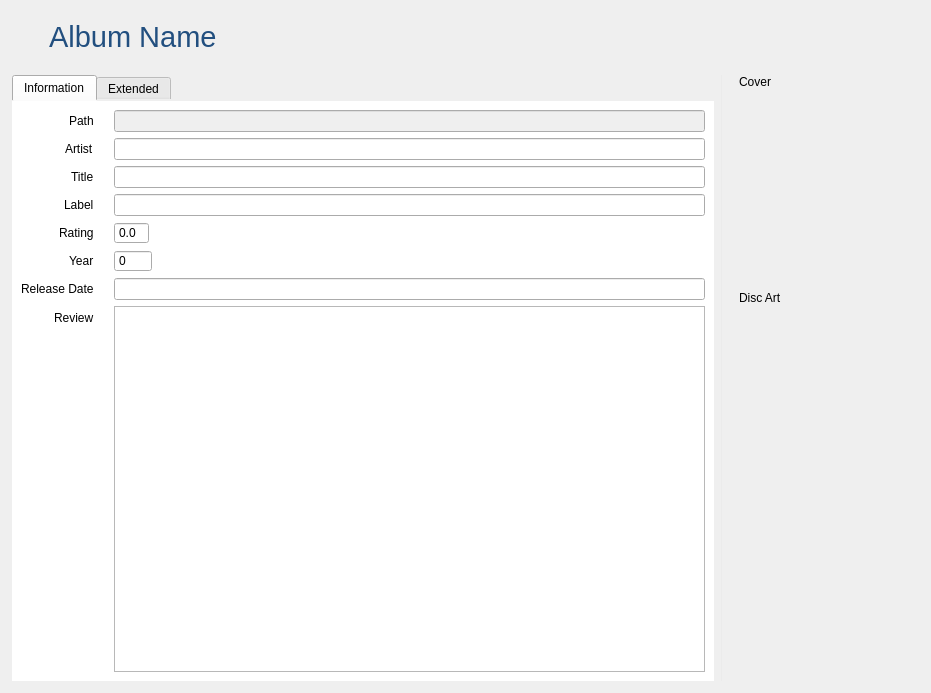
Qt form music/MusicWidgetAlbum.ui (Komet/MediaElch) before a commit.
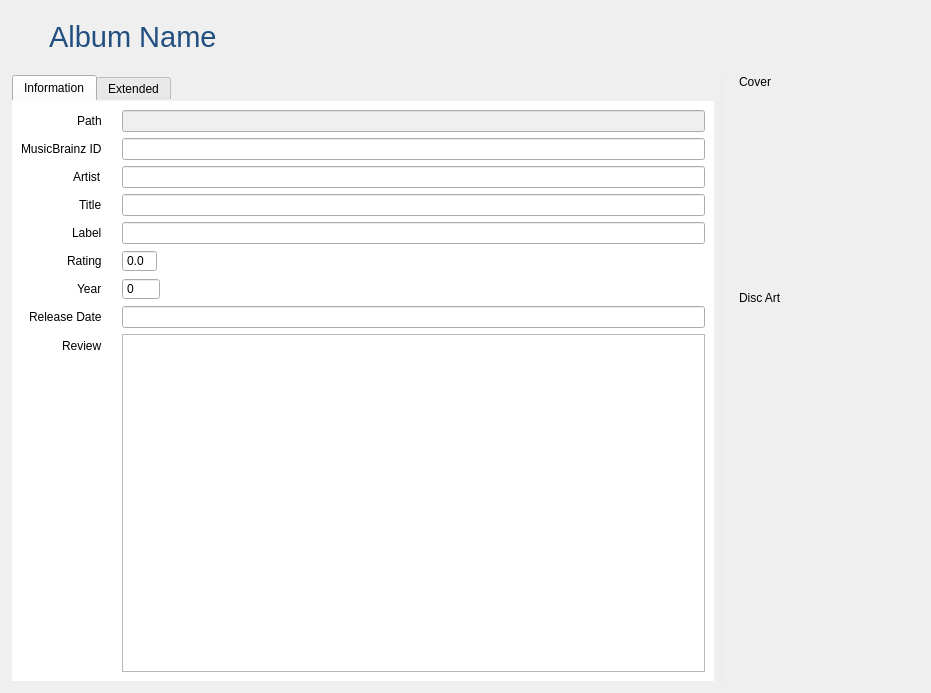
The same form after that commit. Icons and pictures are not drawn. Custom widgets are drawn as their Qt base class.

Commit message: Fixes #93 Show IMDB and musicbrainz ID in the GUI

Patch:
```diff
--- a/music/MusicWidgetAlbum.ui
+++ b/music/MusicWidgetAlbum.ui
@@ -166,80 +166,80 @@
               </property>
              </widget>
             </item>
-            <item row="1" column="1">
+            <item row="2" column="1">
              <widget class="QLineEdit" name="artist">
               <property name="item" stdset="0">
                <string notr="true">artist</string>
               </property>
              </widget>
             </item>
-            <item row="1" column="0">
+            <item row="2" column="0">
              <widget class="QLabel" name="label_2">
               <property name="text">
                <string>Artist</string>
               </property>
              </widget>
             </item>
-            <item row="2" column="1">
+            <item row="3" column="1">
              <widget class="QLineEdit" name="title">
               <property name="item" stdset="0">
                <string notr="true">title</string>
               </property>
              </widget>
             </item>
-            <item row="3" column="1">
+            <item row="4" column="1">
              <widget class="QLineEdit" name="label">
               <property name="item" stdset="0">
                <string notr="true">label</string>
               </property>
              </widget>
             </item>
-            <item row="2" column="0">
+            <item row="3" column="0">
              <widget class="QLabel" name="label_3">
               <property name="text">
                <string>Title</string>
               </property>
              </widget>
             </item>
-            <item row="3" column="0">
+            <item row="4" column="0">
              <widget class="QLabel" name="label_21">
               <property name="text">
                <string>Label</string>
               </property>
              </widget>
             </item>
-            <item row="4" column="0">
+            <item row="5" column="0">
              <widget class="QLabel" name="label_6">
               <property name="text">
                <string>Rating</string>
               </property>
              </widget>
             </item>
-            <item row="5" column="0">
+            <item row="6" column="0">
              <widget class="QLabel" name="label_22">
               <property name="text">
                <string>Year</string>
               </property>
              </widget>
             </item>
-            <item row="6" column="0">
+            <item row="7" column="0">
              <widget class="QLabel" name="label_23">
               <property name="text">
                <string>Release Date</string>
               </property>
              </widget>
             </item>
-            <item row="7" column="0">
+            <item row="8" column="0">
              <widget class="QLabel" name="label_15">
               <property name="text">
                <string>Review</string>
               </property>
              </widget>
             </item>
-            <item row="7" column="1">
+            <item row="8" column="1">
              <widget class="QTextEdit" name="review"/>
             </item>
-            <item row="5" column="1">
+            <item row="6" column="1">
              <widget class="QSpinBox" name="year">
               <property name="buttonSymbols">
                <enum>QAbstractSpinBox::NoButtons</enum>
@@ -249,14 +249,14 @@
               </property>
              </widget>
             </item>
-            <item row="6" column="1">
+            <item row="7" column="1">
              <widget class="QLineEdit" name="releaseDate">
               <property name="item" stdset="0">
                <string notr="true">releaseDate</string>
               </property>
              </widget>
             </item>
-            <item row="4" column="1">
+            <item row="5" column="1">
              <widget class="QDoubleSpinBox" name="rating">
               <property name="buttonSymbols">
                <enum>QAbstractSpinBox::NoButtons</enum>
@@ -269,6 +269,20 @@
               </property>
              </widget>
             </item>
+            <item row="1" column="0">
+             <widget class="QLabel" name="label_4">
+              <property name="text">
+               <string>MusicBrainz ID</string>
+              </property>
+             </widget>
+            </item>
+            <item row="1" column="1">
+             <widget class="QLineEdit" name="musicBrainzId">
+              <property name="item" stdset="0">
+               <string notr="true">mbid</string>
+              </property>
+             </widget>
+            </item>
            </layout>
           </item>
          </layout>
@@ -498,17 +512,17 @@
   </layout>
  </widget>
  <customwidgets>
-  <customwidget>
-   <class>ClosableImage</class>
-   <extends>QLabel</extends>
-   <header>smallWidgets/ClosableImage.h</header>
-  </customwidget>
   <customwidget>
    <class>TagCloud</class>
    <extends>QWidget</extends>
    <header>smallWidgets/TagCloud.h</header>
    <container>1</container>
   </customwidget>
+  <customwidget>
+   <class>ClosableImage</class>
+   <extends>QLabel</extends>
+   <header>smallWidgets/ClosableImage.h</header>
+  </customwidget>
  </customwidgets>
  <resources>
   <include location="../MediaElch.qrc"/>
```
The commit also changes 6 other files.
